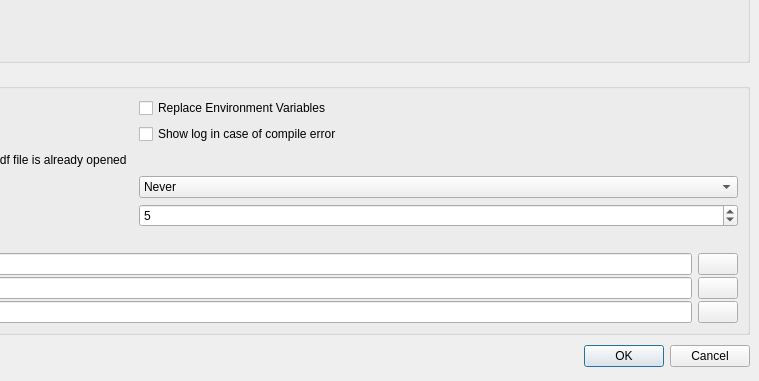
Before: the Qt Designer form configdialog.ui in texstudio-org/texstudio, drawn with Qt 5; both pictures show x 553 to 1312 and y 479 to 860 of the 1312 by 860 pixel window.
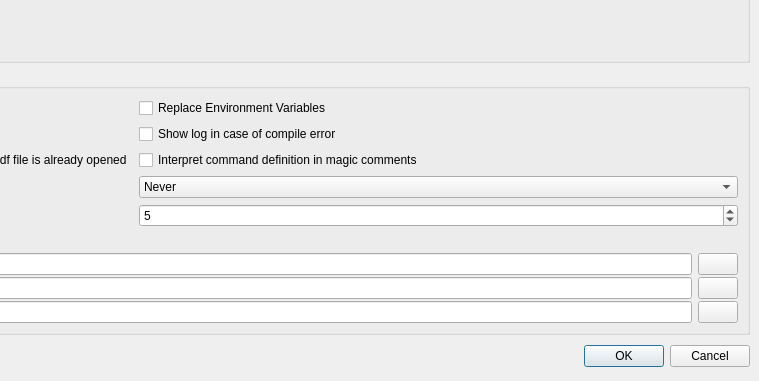
After: the same form once the commit is applied. The open tabs and pages were chosen to show the change. Icons and pictures are not drawn.

Commit message: option to deactivate interperation of command definition in magic comments

Diff of the .ui file:
```diff
--- a/configdialog.ui
+++ b/configdialog.ui
@@ -937,6 +937,16 @@
             </property>
            </widget>
           </item>
+          <item row="2" column="1">
+           <widget class="QCheckBox" name="checkBoxInterpetCommandDefinitionInMagicComment">
+            <property name="toolTip">
+             <string>This allows to redefine commands using comment of style &lt;code&gt;%&amp;nbsp;!TeX&amp;nbsp;program&lt;/code&gt;, &lt;code&gt;%&amp;nbsp;!TeX&amp;nbsp;TS-program&lt;/code&gt; and &lt;code&gt;%&amp;nbsp;!TeX&amp;nbsp;TXS-program&lt;/code&gt;. For details see the manual.</string>
+            </property>
+            <property name="text">
+             <string>Interpret command definition in magic comments</string>
+            </property>
+           </widget>
+          </item>
          </layout>
         </widget>
        </item>
```
Left out of the diff: 6 changed lines with no effect on the pictures. The commit also changes 4 other files.
